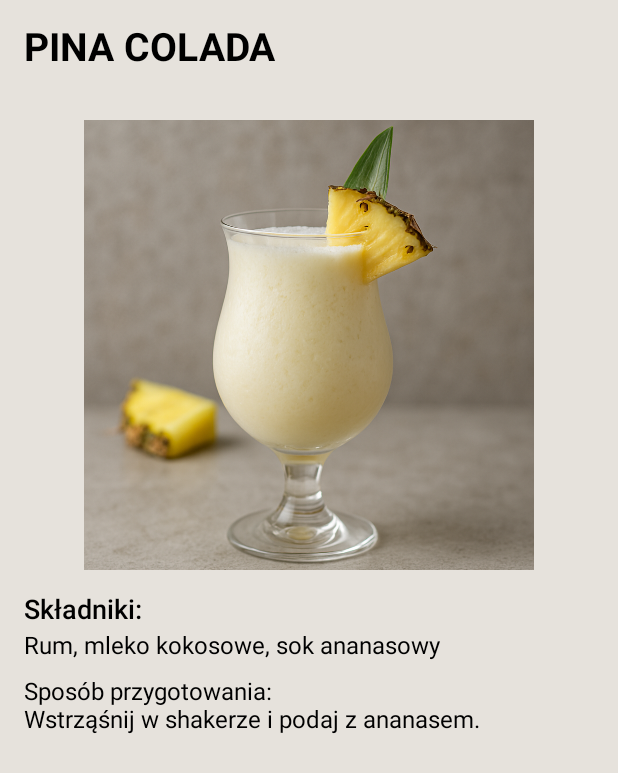
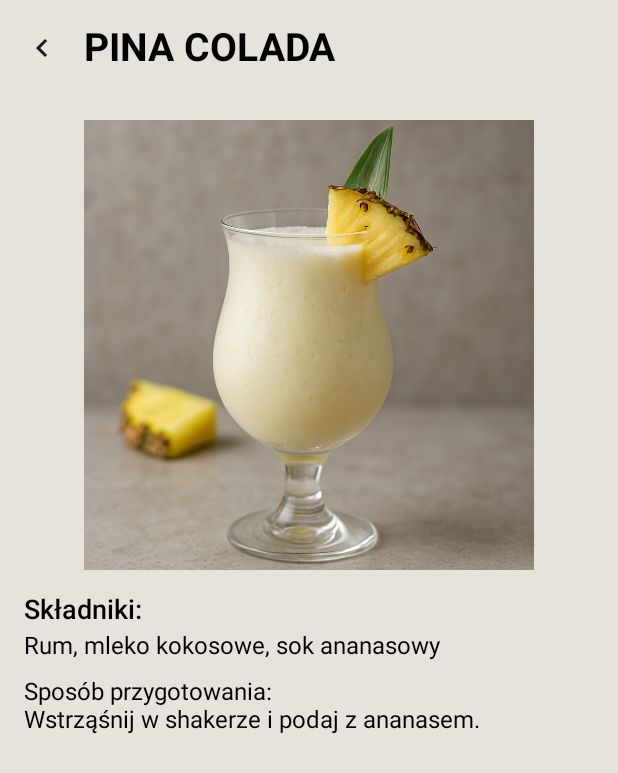
Before and after one commit to icerstop/AplikacjaBarmanska, an Android app built with Jetpack Compose: the screen it shows after launch (DetailActivity), after a tap on "PINA COLADA", on a phone screen of 412 x 824 dp. Shown: the top 773 px of the screen. Run offline under Robolectric (Android 15) with nearby library versions, the phone set to English and light mode, and no system bars; our stand-ins replace Room's generated code.

Commit message:
tablet view, icons, new colors

```diff
--- a/app/build.gradle.kts
+++ b/app/build.gradle.kts
@@ -53,6 +53,8 @@ dependencies {
     implementation(libs.androidx.ui.tooling.preview)
     implementation(libs.androidx.material3)
     implementation(libs.androidx.navigation.compose)
+    implementation(platform("androidx.compose:compose-bom:2024.03.00"))
+    implementation("androidx.compose.material:material-icons-extended")
     testImplementation(libs.junit)
     androidTestImplementation(libs.androidx.junit)
     androidTestImplementation(libs.androidx.espresso.core)
--- a/app/src/main/java/com/example/aplikacjabarmanska/screens/DetailActivity.kt
+++ b/app/src/main/java/com/example/aplikacjabarmanska/screens/DetailActivity.kt
@@ -20,11 +20,25 @@ import androidx.compose.foundation.Image
 import androidx.compose.foundation.shape.RoundedCornerShape
 import androidx.compose.ui.res.painterResource
 import androidx.compose.ui.draw.clip
+import androidx.compose.material.icons.filled.ChevronLeft
+import androidx.compose.material.icons.Icons
+import androidx.compose.material.icons.filled.ArrowBack
+import androidx.compose.material.icons.filled.ArrowBack
+import androidx.compose.material.icons.filled.NavigateBefore
+import com.example.aplikacjabarmanska.isTablet
+import androidx.compose.foundation.rememberScrollState
+import androidx.compose.foundation.verticalScroll
 
 
 class DetailActivity : ComponentActivity() {
     override fun onCreate(savedInstanceState: Bundle?) {
         super.onCreate(savedInstanceState)
+
+        val isTablet = resources.configuration.screenWidthDp >= 600
+        if (isTablet) {
+            finish()
+            return
+        }
 
         val cocktailId = intent.getIntExtra("cocktailId", -1)
 
@@ -40,7 +54,9 @@ class DetailActivity : ComponentActivity() {
 @Composable
 fun CocktailDetailScreen(cocktailId: Int) {
     val context = LocalContext.current
+    val isTablet = isTablet()
     var cocktail by remember { mutableStateOf<Cocktail?>(null) }
+    val scrollState = rememberScrollState()
 
     LaunchedEffect(cocktailId) {
         val db = CocktailDatabase.getDatabase(context)
@@ -58,6 +74,16 @@ fun CocktailDetailScreen(cocktailId: Int) {
                         fontFamily = FontFamily.SansSerif
                     )
                 },
+                navigationIcon = {
+                    if(!isTablet){
+                        IconButton(onClick = { (context as? ComponentActivity)?.finish()}){
+                            Icon(
+                                imageVector = Icons.Default.ChevronLeft,
+                                contentDescription = "Wróć",
+                            )
+                        }
+                    }
+                },
                 colors = TopAppBarDefaults.topAppBarColors(
                     containerColor = Color(0xffe6e2dc),
                     titleContentColor = Color.Black
@@ -71,6 +97,8 @@ fun CocktailDetailScreen(cocktailId: Int) {
                 modifier = Modifier
                     .padding(padding)
                     .padding(16.dp)
+                    .fillMaxSize()
+                    .verticalScroll(scrollState)
             ) {
                 // Obraz drinka
                 Image(
```
